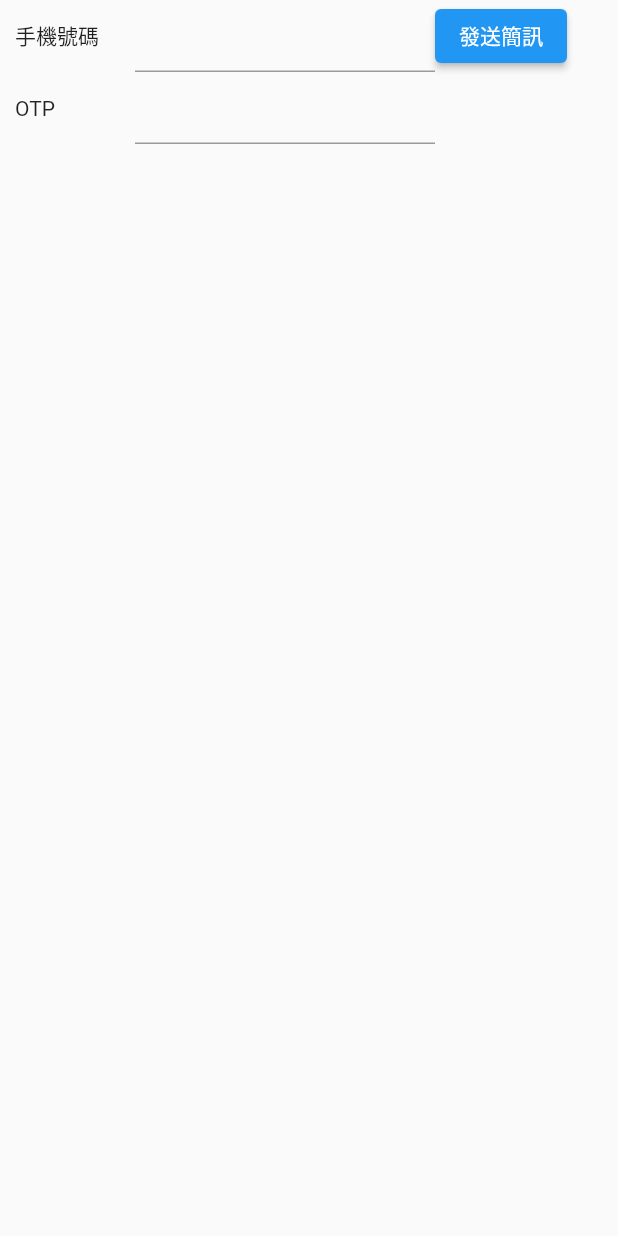
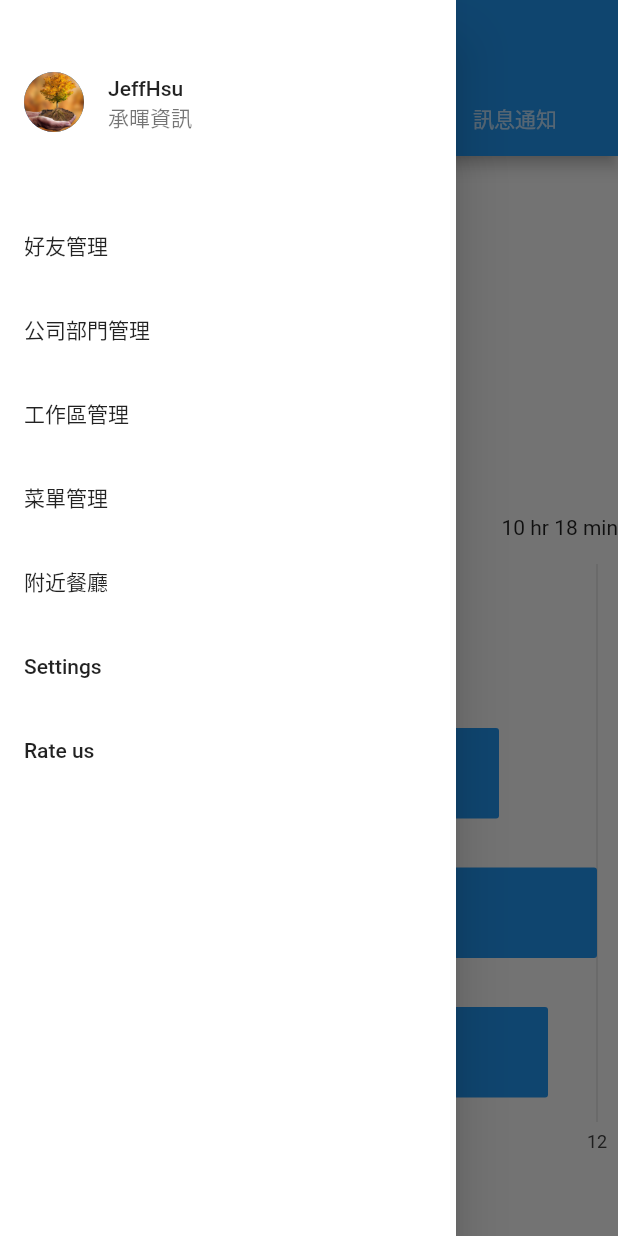
Before and after one commit to lintsai/WorkHelper, a Flutter app: the screen it shows after launch, with the side drawer open (before the commit the screen has no drawer), on a phone screen of 412 x 824 dp. Run offline on Flutter 3.47's test engine with Material 2 defaults, Android fonts, the phone set to English and light mode, and no system bars; our stand-ins replace charts_flutter, sqflite; accounts and stored records are empty.

Commit message:
個人設定頁面

```diff
--- a/lib/constants/page_constants.dart
+++ b/lib/constants/page_constants.dart
@@ -2,5 +2,8 @@
 class PageConstants{
   static const String loginPage = "login";
   static const String homePage = "home";
+  static const String devPage = "dev";
+  static const String workPage = "work";
+  static const String personalSettingPage = "personalSetting";
 
 }
--- a/lib/main.dart
+++ b/lib/main.dart
@@ -1,16 +1,22 @@
 import 'package:flutter/material.dart';
+import 'package:navigation_bar/pages/settings/personal/personal_setting_view.dart';
+import 'package:navigation_bar/pages/work/work_view.dart';
 
 import 'constants/page_constants.dart';
 import 'pages/home/home.dart';
-import 'pages/login.dart';
+import 'pages/login/login.dart';
+import 'pages/group/group_front.dart';
 
 
 void main() => runApp(const MyApp());
 
 class MyApp extends StatelessWidget {
   static final routes = <String, WidgetBuilder>{
-    PageConstants.loginPage: (context) => LoginPage(),
-    PageConstants.homePage: (context) => HomePage(),
+    PageConstants.loginPage: (context) => const LoginPage(),
+    PageConstants.homePage: (context) => const HomePage(),
+    PageConstants.devPage: (context) => const GroupFrontPage(),
+    PageConstants.workPage: (context) => const WorkView(),
+    PageConstants.personalSettingPage: (context) => const PersonalSettingView(),
   };
   const MyApp({Key? key}) : super(key: key);
 
@@ -18,7 +24,8 @@ class MyApp extends StatelessWidget {
   Widget build(BuildContext context) {
     return MaterialApp(
       routes: routes,
-      home: LoginPage(),
+      home: const WorkView(),
+      initialRoute: PageConstants.workPage,
     );
   }
 }
--- /dev/null
+++ b/lib/pages/group/punch.dart
@@ -0,0 +1,83 @@
+import 'package:charts_flutter/flutter.dart' as charts;
+import 'package:flutter/material.dart';
+
+class PunchPage extends StatelessWidget {
+  const PunchPage({Key? key}) : super(key: key);
+
+  @override
+  Widget build(BuildContext context) {
+    List<charts.Series<OrdinalSales, String>> seriesList = _createSampleData();
+    return Column(
+      children: [
+        Center(
+          child: Container(
+            width: 200,
+            height: 200,
+            decoration: const BoxDecoration(
+              shape: BoxShape.circle,
+              // image: DecorationImage(
+              //     image: NetworkImage( 'https://googleflutter.com/sample_image.jpg'),
+              //     fit: BoxFit.fill),
+            ),
+          ),
+        ),
+        const Center(child: Text("Jeff Hsu")),
+        const Center(child: Text("承暉資訊-")),
+        Row(
+          mainAxisAlignment: MainAxisAlignment.spaceBetween,
+          children: const [Text("本周工作時數"), Text("10 hr 18 min")],
+        ),
+        Expanded(
+          flex: 1,
+          child: charts.BarChart(
+            seriesList,
+            animate: true,
+            vertical: false,
+            // Set a bar label decorator.
+            // Example configuring different styles for inside/outside:
+            //       barRendererDecorator: new charts.BarLabelDecorator(
+            //          insideLabelStyleSpec: new charts.TextStyleSpec(...),
+            //          outsideLabelStyleSpec: new charts.TextStyleSpec(...)),
+            barRendererDecorator: charts.BarLabelDecorator<String>(),
+            // Hide domain axis.
+            domainAxis: const charts.OrdinalAxisSpec(
+                renderSpec: charts.NoneRenderSpec()),
+          ),
+        ),
+        TextButton(
+          onPressed: () {},
+          child: const Text("打卡"),
+        )
+      ],
+    );
+  }
+
+  /// Create one series with sample hard coded data.
+  static List<charts.Series<OrdinalSales, String>> _createSampleData() {
+    final data = [
+      OrdinalSales('2014', 5),
+      OrdinalSales('2015', 10),
+      OrdinalSales('2016', 12),
+      OrdinalSales('2017', 11),
+    ];
+
+    return [
+      charts.Series<OrdinalSales, String>(
+          id: 'Sales',
+          domainFn: (OrdinalSales sales, _) => sales.year,
+          measureFn: (OrdinalSales sales, _) => sales.sales,
+          data: data,
+          // Set a label accessor to control the text of the bar label.
+          labelAccessorFn: (OrdinalSales sales, _) =>
+              '${sales.year}: \$${sales.sales.toString()}')
+    ];
+  }
+}
+
+/// Sample ordinal data type.
+class OrdinalSales {
+  final String year;
+  final int sales;
+
+  OrdinalSales(this.year, this.sales);
+}
--- /dev/null
+++ b/lib/pages/work/drawer/work_drawer_view.dart
@@ -0,0 +1,61 @@
+import 'package:flutter/material.dart';
+import 'package:navigation_bar/constants/page_constants.dart';
+
+class WorkDrawerView extends StatelessWidget {
+  const WorkDrawerView({Key? key}) : super(key: key);
+
+  static List<String> workDrawerList = [
+    "JeffHsu",
+    "好友管理",
+    "公司部門管理",
+    "工作區管理",
+    "菜單管理",
+    "附近餐廳",
+    "Settings",
+    "Rate us"
+  ];
+
+  @override
+  Widget build(BuildContext context) {
+    return Drawer(
+      backgroundColor: Colors.white,
+      child: ListView.builder(
+          itemCount: workDrawerList.length,
+          itemBuilder: (BuildContext context, int index) {
+            if (index == 0) {
+              return ListTile(
+                leading: const CircleAvatar(
+                  backgroundImage: AssetImage("assets/images/sample_image.jpg"),
+                ),
+                title: Text(workDrawerList[index]),
+                subtitle: const Text("承暉資訊"),
+                contentPadding: const EdgeInsets.symmetric(
+                    vertical: 32.0, horizontal: 16.0),
+                onTap: () {
+                  backToWorkView(context);
+                },
+              );
+            }
+            return ListTile(
+              title: Text(workDrawerList[index]),
+              onTap: () {
+                drawItemClick(context, PageConstants.personalSettingPage);
+              },
+            );
+          }),
+    );
+  }
+
+  void backToWorkView(BuildContext context) {
+    // 移除 draw
+    Navigator.of(context).pop();
+    // 回到workView
+    Navigator.of(context).popUntil((route) {
+      return route.settings.name == PageConstants.workPage;
+    });
+  }
+  void drawItemClick(BuildContext context, String pageName) {
+    backToWorkView(context);
+    Navigator.of(context).pushNamed(pageName);
+  }
+}
--- /dev/null
+++ b/lib/pages/work/work_action.dart
@@ -0,0 +1,17 @@
+import 'package:flutter/material.dart';
+
+class WorkAction {
+  static List<Tab> getTabList() {
+    return <Tab>[
+      const Tab(
+        text: "上班打卡",
+      ),
+      const Tab(
+        text: "請假加班",
+      ),
+      const Tab(
+        text: "訊息通知",
+      ),
+    ];
+  }
+}
--- /dev/null
+++ b/lib/pages/work/work_view.dart
@@ -0,0 +1,48 @@
+import 'package:flutter/material.dart';
+import 'package:navigation_bar/pages/group/punch.dart';
+import 'package:navigation_bar/pages/home/home_friend_list.dart';
+import 'package:navigation_bar/pages/home/home_user_profile.dart';
+import 'package:navigation_bar/pages/work/work_action.dart';
+import 'package:navigation_bar/pages/work/drawer/work_drawer_view.dart';
+
+class WorkView extends StatefulWidget {
+  const WorkView({Key? key}) : super(key: key);
+
+  @override
+  _WorkViewState createState() => _WorkViewState();
+}
+
+class _WorkViewState extends State<WorkView> {
+  final List<Tab> groupTabs = WorkAction.getTabList();
+
+  String pageName = "XXX 公司";
+
+  @override
+  Widget build(BuildContext context) {
+    AppBar appBar = createAppBar();
+    TabBarView tabBarView = createTabBarView();
+
+    return DefaultTabController(
+        length: groupTabs.length,
+        child: Scaffold(
+          appBar: appBar,
+          drawer: const WorkDrawerView(),
+          body: tabBarView,
+        ));
+  }
+
+  AppBar createAppBar() {
+    return AppBar(
+      title: Text(pageName),
+      bottom: TabBar(
+        tabs: groupTabs,
+      ),
+    );
+  }
+
+  TabBarView createTabBarView() {
+    return const TabBarView(
+      children: <Widget>[PunchPage(), FriendListPage(), UserProfilePage()],
+    );
+  }
+}
--- a/pubspec.yaml
+++ b/pubspec.yaml
@@ -29,6 +29,8 @@ environment:
 dependencies:
   flutter:
     sdk: flutter
+  sqflite: 2.0.1
+  charts_flutter: 0.12.0
 
 
   # The following adds the Cupertino Icons font to your application.
@@ -61,6 +63,8 @@ flutter:
   # assets:
   #   - images/a_dot_burr.jpeg
   #   - images/a_dot_ham.jpeg
+  assets:
+    - assets/images/sample_image.jpg
 
   # An image asset can refer to one or more resolution-specific "variants", see
   # https://flutter.dev/assets-and-images/#resolution-aware.
```
Also changed, not shown: lib/dao/db_factory.dart (added, +58 -0 lines), lib/dao/model/user_profile.dart (added, +15 -0 lines), lib/pages/group/attendance_management.dart (added, +10 -0 lines), lib/pages/group/group_front.dart (added, +93 -0 lines), lib/pages/group/message_notification.dart (added, +13 -0 lines), lib/pages/home/home.dart (+48 -23 lines), lib/pages/home/home_user_profile.dart (+38 -2 lines), lib/pages/login/login.dart (renamed from lib/pages/login.dart, +37 -16 lines), lib/pages/settings/personal/personal_setting_view.dart (added, +115 -0 lines), assets/images/sample_image.jpg (added), lib/pages/work/work_i18n.dart (added), lib/pages/work/work_repository.dart (added), pubspec.lock.
